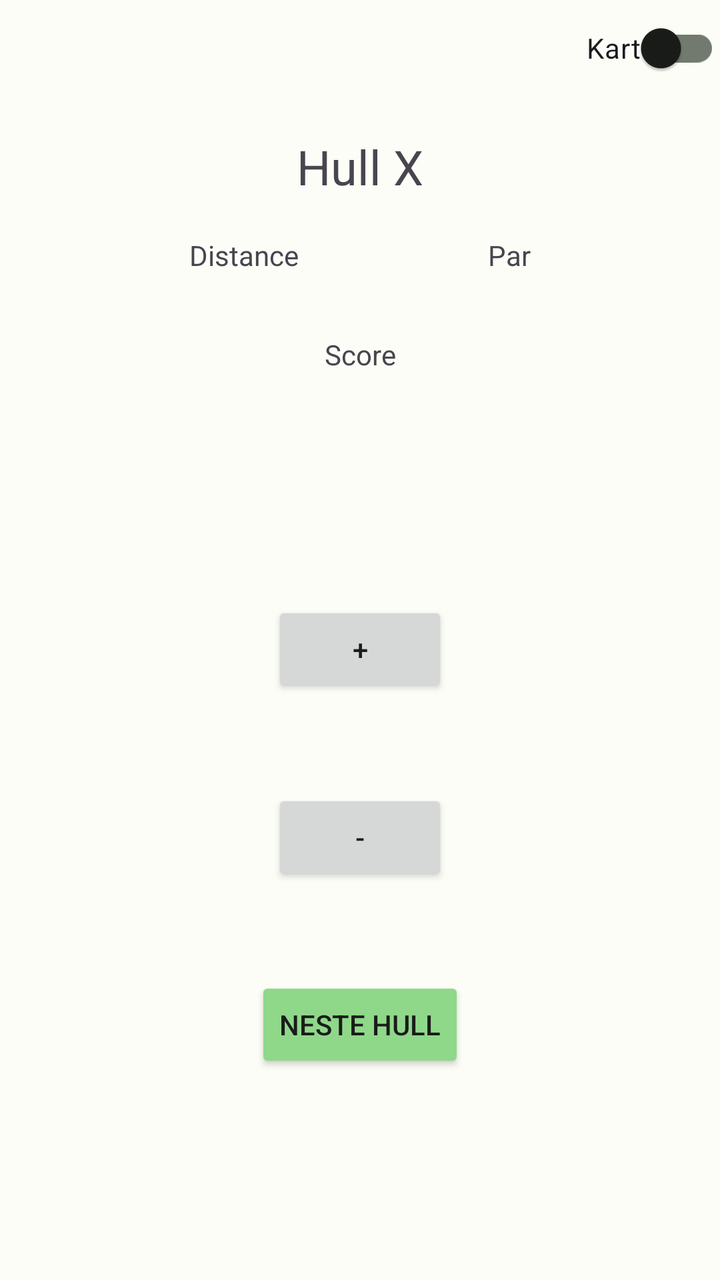
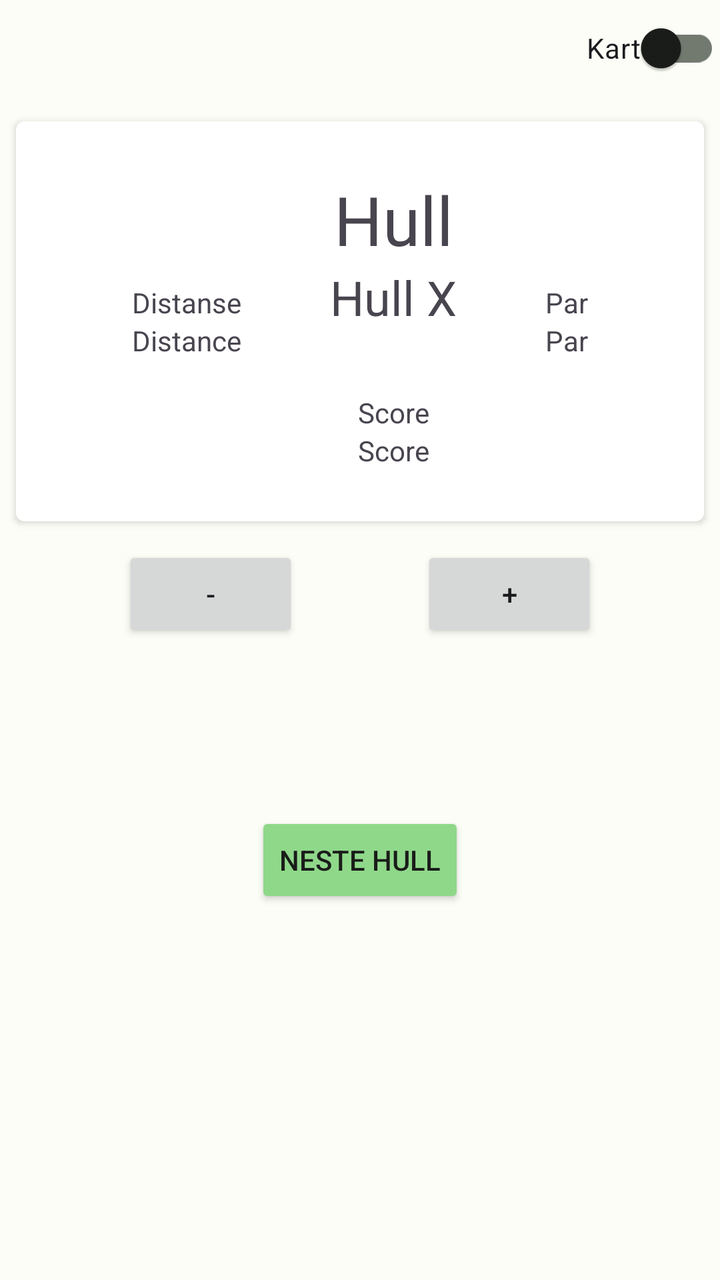

Two renders of the same Android screen: before a commit and after it. Below are the layout's source before the change and the commit's diff.
<!-- AndroidManifest.xml: application theme Theme.DiscgolfApp -->
<!-- res/layout/fragment_take_score.xml -->
<?xml version="1.0" encoding="utf-8"?>
<androidx.constraintlayout.widget.ConstraintLayout xmlns:android="http://schemas.android.com/apk/res/android"
    xmlns:app="http://schemas.android.com/apk/res-auto"
    xmlns:tools="http://schemas.android.com/tools"
    android:id="@+id/fragementTakeScoreLayout"
    android:layout_width="match_parent"
    android:layout_height="match_parent"
    tools:context=".screens.takescore.TakeScoreFragment">

    <Button
        android:id="@+id/increment_scorebutton"
        android:layout_width="wrap_content"
        android:layout_height="wrap_content"
        android:text="@string/addToScoreBtnText"
        app:layout_constraintBottom_toTopOf="@+id/decrement_score_button"
        app:layout_constraintEnd_toEndOf="parent"
        app:layout_constraintHorizontal_bias="0.5"
        app:layout_constraintStart_toStartOf="parent"
        app:layout_constraintTop_toBottomOf="@+id/guideline2" />

    <Button
        android:id="@+id/decrement_score_button"
        android:layout_width="wrap_content"
        android:layout_height="wrap_content"
        android:text="@string/subtractFromScoreBtnText"
        app:layout_constraintBottom_toTopOf="@+id/nextHoleBtn"
        app:layout_constraintEnd_toEndOf="parent"
        app:layout_constraintHorizontal_bias="0.5"
        app:layout_constraintStart_toStartOf="parent"
        app:layout_constraintTop_toBottomOf="@+id/increment_scorebutton" />

    <TextView
        android:id="@+id/parForHoleTextView"
        android:layout_width="wrap_content"
        android:layout_height="wrap_content"
        android:text="@string/parForHoleText"
        app:layout_constraintBottom_toTopOf="@+id/guideline2"
        app:layout_constraintEnd_toEndOf="parent"
        app:layout_constraintHorizontal_bias="0.5"
        app:layout_constraintStart_toEndOf="@+id/distanceForCurrentHoleTextView"
        app:layout_constraintTop_toTopOf="parent" />

    <TextView
        android:id="@+id/distanceForCurrentHoleTextView"
        android:layout_width="wrap_content"
        android:layout_height="wrap_content"
        android:text="@string/current_distance_for_hole_text"
        app:layout_constraintBottom_toTopOf="@+id/guideline2"
        app:layout_constraintEnd_toStartOf="@+id/parForHoleTextView"
        app:layout_constraintHorizontal_bias="0.5"
        app:layout_constraintHorizontal_chainStyle="spread"
        app:layout_constraintStart_toStartOf="parent"
        app:layout_constraintTop_toTopOf="parent" />

    <TextView
        android:id="@+id/currentScoreForHole"
        android:layout_width="wrap_content"
        android:layout_height="wrap_content"
        android:text="@string/currentScoreForHoleText"
        app:layout_constraintBottom_toTopOf="@+id/guideline2"
        app:layout_constraintEnd_toEndOf="parent"
        app:layout_constraintHorizontal_bias="0.5"
        app:layout_constraintStart_toStartOf="parent"
        app:layout_constraintTop_toBottomOf="@+id/currentHoleNumberTextView" />

    <TextView
        android:id="@+id/currentHoleNumberTextView"
        android:layout_width="wrap_content"
        android:layout_height="wrap_content"
        android:text="@string/currentHoleNumberText"
        android:textSize="24sp"
        app:layout_constraintBottom_toTopOf="@+id/parForHoleTextView"
        app:layout_constraintEnd_toEndOf="parent"
        app:layout_constraintStart_toStartOf="parent"
        app:layout_constraintTop_toBottomOf="@+id/switchMaterial" />

    <com.google.android.material.switchmaterial.SwitchMaterial
        android:id="@+id/switchMaterial"
        android:layout_width="wrap_content"
        android:layout_height="wrap_content"
        android:text="@string/toggleMapButtonText"
        app:layout_constraintEnd_toEndOf="parent"
        app:layout_constraintTop_toTopOf="parent" />

    <androidx.constraintlayout.widget.Guideline
        android:id="@+id/guideline2"
        android:layout_width="wrap_content"
        android:layout_height="wrap_content"
        android:orientation="horizontal"
        app:layout_constraintGuide_begin="255dp" />

    <androidx.constraintlayout.widget.Guideline
        android:id="@+id/guideline4"
        android:layout_width="wrap_content"
        android:layout_height="wrap_content"
        android:orientation="horizontal"
        app:layout_constraintGuide_begin="582dp" />

    <Button
        android:id="@+id/nextHoleBtn"
        android:layout_width="wrap_content"
        android:layout_height="wrap_content"
        android:backgroundTint="@color/md_theme_dark_surfaceTint"
        android:text="@string/next_hole"
        android:textColor="@color/md_theme_dark_background"
        app:layout_constraintBottom_toBottomOf="@id/guideline4"
        app:layout_constraintEnd_toEndOf="parent"
        app:layout_constraintStart_toStartOf="parent"
        app:layout_constraintTop_toBottomOf="@+id/decrement_score_button" />

</androidx.constraintlayout.widget.ConstraintLayout>
<!-- resources referenced by this layout -->
<resources>
  <color name="md_theme_dark_background">#1A1C19</color>
  <color name="md_theme_dark_surfaceTint">#8FD88A</color>
  <string name="addToScoreBtnText">+</string>
  <string name="currentHoleNumberText">Hull X</string>
  <string name="currentScoreForHoleText">Score</string>
  <string name="current_distance_for_hole_text">Distance</string>
  <string name="next_hole">Neste hull</string>
  <string name="parForHoleText">Par</string>
  <string name="subtractFromScoreBtnText">-</string>
  <string name="toggleMapButtonText">Kart</string>
  <color name="md_theme_light_primary">#266C2B</color>
  <color name="md_theme_light_onPrimary">#FFFFFF</color>
  <color name="md_theme_light_primaryContainer">#AAF5A4</color>
  <color name="md_theme_light_onPrimaryContainer">#002204</color>
  <color name="md_theme_light_secondary">#52634F</color>
  <color name="md_theme_light_onSecondary">#FFFFFF</color>
  <color name="md_theme_light_secondaryContainer">#D5E8CF</color>
  <color name="md_theme_light_onSecondaryContainer">#101F10</color>
  <color name="md_theme_light_tertiary">#38656A</color>
  <color name="md_theme_light_onTertiary">#FFFFFF</color>
  <color name="md_theme_light_tertiaryContainer">#BCEBF1</color>
  <color name="md_theme_light_onTertiaryContainer">#001F23</color>
  <color name="md_theme_light_error">#BA1A1A</color>
  <color name="md_theme_light_errorContainer">#FFDAD6</color>
  <color name="md_theme_light_onError">#FFFFFF</color>
  <color name="md_theme_light_onErrorContainer">#410002</color>
  <color name="md_theme_light_background">#FCFDF6</color>
  <color name="md_theme_light_onBackground">#1A1C19</color>
  <color name="md_theme_light_surface">#FCFDF6</color>
  <color name="md_theme_light_onSurface">#1A1C19</color>
  <color name="md_theme_light_surfaceVariant">#DEE5D8</color>
  <color name="md_theme_light_onSurfaceVariant">#424940</color>
  <color name="md_theme_light_outline">#72796F</color>
  <color name="md_theme_light_inverseOnSurface">#F0F1EB</color>
  <color name="md_theme_light_inverseSurface">#2F312D</color>
  <color name="md_theme_light_inversePrimary">#8FD88A</color>
  <!-- unchanged entries left out for length: 1 -->
</resources>

<!-- the commit's change to res/layout/fragment_take_score.xml (unified diff, before → after) -->
@@ -7,73 +7,177 @@
     android:layout_height="match_parent"
     tools:context=".screens.takescore.TakeScoreFragment">
 
+    <androidx.constraintlayout.widget.Guideline
+        android:id="@+id/guideline2"
+        android:layout_width="wrap_content"
+        android:layout_height="wrap_content"
+        android:orientation="horizontal"
+        app:layout_constraintGuide_begin="273dp" />
+
+    <androidx.constraintlayout.widget.Guideline
+        android:id="@+id/guideline4"
+        android:layout_width="wrap_content"
+        android:layout_height="wrap_content"
+        android:orientation="horizontal"
+        app:layout_constraintGuide_begin="539dp" />
+
     <Button
         android:id="@+id/increment_scorebutton"
         android:layout_width="wrap_content"
         android:layout_height="wrap_content"
         android:text="@string/addToScoreBtnText"
-        app:layout_constraintBottom_toTopOf="@+id/decrement_score_button"
-        app:layout_constraintEnd_toEndOf="parent"
+        app:layout_constraintEnd_toEndOf="parent"
+        app:layout_constraintHorizontal_bias="0.5"
+        app:layout_constraintStart_toEndOf="@+id/decrement_score_button"
+        app:layout_constraintTop_toTopOf="@+id/guideline2" />
+
+    <Button
+        android:id="@+id/decrement_score_button"
+        android:layout_width="wrap_content"
+        android:layout_height="wrap_content"
+        android:text="@string/subtractFromScoreBtnText"
+        app:layout_constraintEnd_toStartOf="@+id/increment_scorebutton"
         app:layout_constraintHorizontal_bias="0.5"
         app:layout_constraintStart_toStartOf="parent"
-        app:layout_constraintTop_toBottomOf="@+id/guideline2" />
-
-    <Button
-        android:id="@+id/decrement_score_button"
-        android:layout_width="wrap_content"
-        android:layout_height="wrap_content"
-        android:text="@string/subtractFromScoreBtnText"
-        app:layout_constraintBottom_toTopOf="@+id/nextHoleBtn"
-        app:layout_constraintEnd_toEndOf="parent"
-        app:layout_constraintHorizontal_bias="0.5"
+        app:layout_constraintTop_toTopOf="@+id/guideline2" />
+
+    <androidx.cardview.widget.CardView
+        android:id="@+id/card_view"
+        android:layout_width="0dp"
+        android:layout_height="200dp"
+        android:layout_gravity="center"
+        android:layout_marginStart="8dp"
+        android:layout_marginEnd="8dp"
+        app:cardCornerRadius="4dp"
+        app:layout_constraintBottom_toTopOf="@id/guideline2"
+        app:layout_constraintEnd_toEndOf="parent"
         app:layout_constraintStart_toStartOf="parent"
-        app:layout_constraintTop_toBottomOf="@+id/increment_scorebutton" />
-
-    <TextView
-        android:id="@+id/parForHoleTextView"
-        android:layout_width="wrap_content"
-        android:layout_height="wrap_content"
-        android:text="@string/parForHoleText"
-        app:layout_constraintBottom_toTopOf="@+id/guideline2"
-        app:layout_constraintEnd_toEndOf="parent"
-        app:layout_constraintHorizontal_bias="0.5"
-        app:layout_constraintStart_toEndOf="@+id/distanceForCurrentHoleTextView"
-        app:layout_constraintTop_toTopOf="parent" />
-
-    <TextView
-        android:id="@+id/distanceForCurrentHoleTextView"
-        android:layout_width="wrap_content"
-        android:layout_height="wrap_content"
-        android:text="@string/current_distance_for_hole_text"
-        app:layout_constraintBottom_toTopOf="@+id/guideline2"
-        app:layout_constraintEnd_toStartOf="@+id/parForHoleTextView"
-        app:layout_constraintHorizontal_bias="0.5"
-        app:layout_constraintHorizontal_chainStyle="spread"
-        app:layout_constraintStart_toStartOf="parent"
-        app:layout_constraintTop_toTopOf="parent" />
-
-    <TextView
-        android:id="@+id/currentScoreForHole"
-        android:layout_width="wrap_content"
-        android:layout_height="wrap_content"
-        android:text="@string/currentScoreForHoleText"
-        app:layout_constraintBottom_toTopOf="@+id/guideline2"
-        app:layout_constraintEnd_toEndOf="parent"
-        app:layout_constraintHorizontal_bias="0.5"
-        app:layout_constraintStart_toStartOf="parent"
-        app:layout_constraintTop_toBottomOf="@+id/currentHoleNumberTextView" />
-
-    <TextView
-        android:id="@+id/currentHoleNumberTextView"
-        android:layout_width="wrap_content"
-        android:layout_height="wrap_content"
-        android:text="@string/currentHoleNumberText"
-        android:textSize="24sp"
-        app:layout_constraintBottom_toTopOf="@+id/parForHoleTextView"
-        app:layout_constraintEnd_toEndOf="parent"
-        app:layout_constraintStart_toStartOf="parent"
-        app:layout_constraintTop_toBottomOf="@+id/switchMaterial" />
-
+        app:layout_constraintTop_toBottomOf="@id/switchMaterial">
+
+        <androidx.constraintlayout.widget.ConstraintLayout
+            android:layout_width="match_parent"
+            android:layout_height="match_parent">
+
+            <TextView
+                android:id="@+id/distanceForCurrentHoleTextView"
+                android:layout_width="wrap_content"
+                android:layout_height="wrap_content"
+                android:text="@string/current_distance_for_hole_text"
+                app:layout_constraintBottom_toBottomOf="parent"
+                app:layout_constraintEnd_toStartOf="@+id/currentScoreForHole"
+                app:layout_constraintHorizontal_bias="0.5"
+                app:layout_constraintStart_toStartOf="parent"
+                app:layout_constraintTop_toBottomOf="@+id/distanceForCurrentHoleDescriptionTextView" />
+
+            <TextView
+                android:id="@+id/distanceForCurrentHoleDescriptionTextView"
+                android:layout_width="wrap_content"
+                android:layout_height="wrap_content"
+                android:text="Distanse"
+                app:layout_constraintBottom_toTopOf="@+id/distanceForCurrentHoleTextView"
+                app:layout_constraintEnd_toEndOf="@+id/distanceForCurrentHoleTextView"
+                app:layout_constraintHorizontal_bias="0.5"
+                app:layout_constraintStart_toStartOf="@+id/distanceForCurrentHoleTextView"
+                app:layout_constraintTop_toTopOf="parent"
+                app:layout_constraintVertical_chainStyle="packed" />
+
+            <TextView
+                android:id="@+id/currentParForHoleDescriptionTextView"
+                android:layout_width="wrap_content"
+                android:layout_height="wrap_content"
+                android:text="Par"
+                app:layout_constraintBottom_toTopOf="@+id/parForHoleTextView"
+                app:layout_constraintEnd_toEndOf="@+id/parForHoleTextView"
+                app:layout_constraintHorizontal_bias="0.5"
+                app:layout_constraintStart_toStartOf="@+id/parForHoleTextView"
+                app:layout_constraintTop_toTopOf="parent"
+                app:layout_constraintVertical_chainStyle="packed" />
+
+            <TextView
+                android:id="@+id/parForHoleTextView"
+                android:layout_width="wrap_content"
+                android:layout_height="wrap_content"
+                android:text="@string/parForHoleText"
+                app:layout_constraintBottom_toBottomOf="parent"
+                app:layout_constraintEnd_toEndOf="parent"
+                app:layout_constraintHorizontal_bias="0.5"
+                app:layout_constraintStart_toEndOf="@+id/currentScoreForHole"
+                app:layout_constraintTop_toBottomOf="@+id/currentParForHoleDescriptionTextView" />
+
+            <TextView
+                android:id="@+id/currentScoreForHoleDescriptionTextView"
+                android:layout_width="wrap_content"
+                android:layout_height="wrap_content"
+                android:text="Score"
+                app:layout_constraintBottom_toTopOf="@+id/currentScoreForHole"
+                app:layout_constraintEnd_toEndOf="@+id/currentScoreForHole"
+                app:layout_constraintHorizontal_bias="0.5"
+                app:layout_constraintStart_toStartOf="@+id/currentScoreForHole"
+                app:layout_constraintTop_toBottomOf="@+id/currentHoleNumberTextView"
+                app:layout_constraintVertical_chainStyle="packed" />
+
+            <TextView
+                android:id="@+id/currentScoreForHole"
+                android:layout_width="wrap_content"
+                android:layout_height="wrap_content"
+                android:text="@string/currentScoreForHoleText"
+                app:layout_constraintBottom_toBottomOf="parent"
+                app:layout_constraintEnd_toStartOf="@+id/parForHoleTextView"
+                app:layout_constraintHorizontal_bias="0.5"
+                app:layout_constraintStart_toEndOf="@+id/distanceForCurrentHoleTextView"
+                app:layout_constraintTop_toBottomOf="@+id/currentScoreForHoleDescriptionTextView" />
+
+            <TextView
+                android:id="@+id/currentHoleNumberTextView"
+                android:layout_width="wrap_content"
+                android:layout_height="wrap_content"
+                android:layout_marginBottom="32dp"
+                android:text="@string/currentHoleNumberText"
+                android:textSize="24sp"
+                app:layout_constraintBottom_toTopOf="@+id/currentScoreForHoleDescriptionTextView"
+                app:layout_constraintEnd_toStartOf="@+id/currentParForHoleDescriptionTextView"
+                app:layout_constraintStart_toEndOf="@+id/distanceForCurrentHoleTextView"
+                app:layout_constraintTop_toBottomOf="@+id/currentHoleNumberTextView2" />
+
+            <TextView
+                android:id="@+id/currentHoleNumberTextView2"
+                android:layout_width="wrap_content"
+                android:layout_height="wrap_content"
+                android:text="Hull"
+                android:textSize="34sp"
+                app:layout_constraintBottom_toTopOf="@+id/currentHoleNumberTextView"
+                app:layout_constraintEnd_toEndOf="@+id/currentHoleNumberTextView"
+                app:layout_constraintStart_toStartOf="@+id/currentHoleNumberTextView"
+                app:layout_constraintTop_toTopOf="parent"
+                app:layout_constraintVertical_chainStyle="packed" />
+
+            <androidx.constraintlayout.widget.Group
+                android:id="@+id/scoreGroup"
+                android:layout_width="wrap_content"
+                android:layout_height="wrap_content"
+                app:constraint_referenced_ids="currentScoreForHole,currentScoreForHoleDescriptionTextView" />
+
+            <androidx.constraintlayout.widget.Group
+                android:id="@+id/distanceGroup"
+                android:layout_width="wrap_content"
+                android:layout_height="wrap_content"
+                app:constraint_referenced_ids="distanceForCurrentHoleDescriptionTextView,distanceForCurrentHoleTextView" />
+
+            <androidx.constraintlayout.widget.Group
+                android:id="@+id/parGroup"
+                android:layout_width="wrap_content"
+                android:layout_height="wrap_content"
+                app:constraint_referenced_ids="currentParForHoleDescriptionTextView,parForHoleTextView" />
+
+            <androidx.constraintlayout.widget.Group
+                android:id="@+id/holeNumberGroup"
+                android:layout_width="wrap_content"
+                android:layout_height="wrap_content"
+                app:constraint_referenced_ids="currentHoleNumberTextView,currentHoleNumberTextView2" />
+
+
+        </androidx.constraintlayout.widget.ConstraintLayout>
+    </androidx.cardview.widget.CardView>
     <com.google.android.material.switchmaterial.SwitchMaterial
         android:id="@+id/switchMaterial"
         android:layout_width="wrap_content"
@@ -82,19 +186,7 @@
         app:layout_constraintEnd_toEndOf="parent"
         app:layout_constraintTop_toTopOf="parent" />
 
-    <androidx.constraintlayout.widget.Guideline
-        android:id="@+id/guideline2"
-        android:layout_width="wrap_content"
-        android:layout_height="wrap_content"
-        android:orientation="horizontal"
-        app:layout_constraintGuide_begin="255dp" />
-
-    <androidx.constraintlayout.widget.Guideline
-        android:id="@+id/guideline4"
-        android:layout_width="wrap_content"
-        android:layout_height="wrap_content"
-        android:orientation="horizontal"
-        app:layout_constraintGuide_begin="582dp" />
+
 
     <Button
         android:id="@+id/nextHoleBtn"
